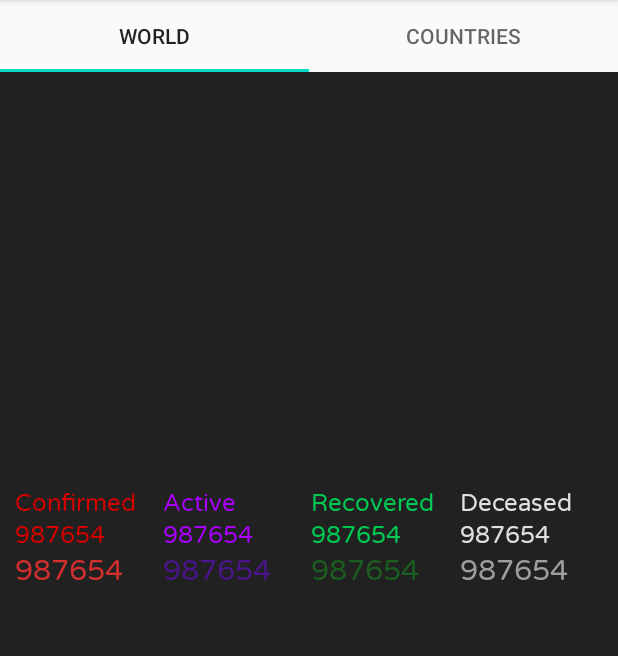
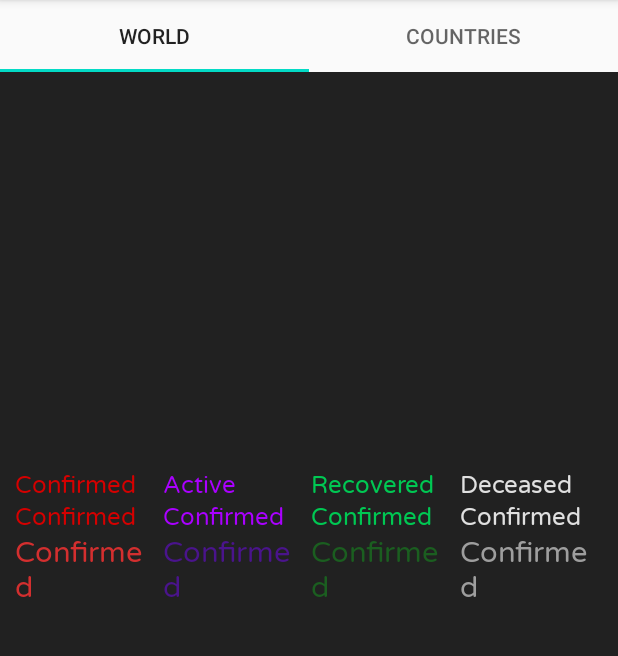
Before and after one commit to vaibhavanand31/Covid19Tracker, an Android app: the screen it shows after launch (MainActivity), on a phone screen of 412 x 824 dp, the part 84-740 px from its top. Run offline under Robolectric (Android 15) with nearby library versions, the phone set to English and light mode, and no system bars; our stand-ins replace Room's generated code; libraries missing offline, so code that uses them is left out: com.facebook.stetho; 1 statement that could not run was skipped.

```diff
--- a/app/src/main/java/com/example/covid19tracker/ServiceLocator.kt
+++ b/app/src/main/java/com/example/covid19tracker/ServiceLocator.kt
@@ -11,12 +11,14 @@ import retrofit2.converter.moshi.MoshiConverterFactory
 
 class ServiceLocator(applicationContext: Context) {
 
+    private val SERVER_URL = "https://api.covid19api.com/"
+
     private val moshi = Moshi.Builder()
         .add(KotlinJsonAdapterFactory())
         .build()
 
     private val retrofit = Retrofit.Builder()
-        .baseUrl("https://api.covid19api.com/")
+        .baseUrl(SERVER_URL)
         .addConverterFactory(MoshiConverterFactory.create(moshi))
         .build()
 
--- a/app/src/main/java/com/example/covid19tracker/data/models/Global.kt
+++ b/app/src/main/java/com/example/covid19tracker/data/models/Global.kt
@@ -13,7 +13,7 @@ data class Global(
     val totalRecovered: Int = 0
 ): Serializable {
 
-    fun toLocalGlobalInfo(): LocalGlobalInfo = LocalGlobalInfo(
-        id, newConfirmed, totalConfirmed, newDeaths, totalDeaths, newRecovered, totalRecovered
-    )
+//    fun toLocalGlobalInfo(): LocalGlobalInfo = LocalGlobalInfo(
+//        id, newConfirmed, totalConfirmed, newDeaths, totalDeaths, newRecovered, totalRecovered
+//    )
 }
--- a/app/src/main/java/com/example/covid19tracker/network/ApiService.kt
+++ b/app/src/main/java/com/example/covid19tracker/network/ApiService.kt
@@ -1,11 +1,12 @@
 package com.example.covid19tracker.network
 
 import com.example.covid19tracker.network.models.SummaryListWrapper
+import retrofit2.Response
 import retrofit2.http.GET
 
 interface ApiService {
 
-    @GET("summary/")
-    suspend fun getSummary(): SummaryListWrapper
+    @GET("summary")
+    suspend fun getSummary(): Response<SummaryListWrapper>
 
 }
--- a/app/src/main/java/com/example/covid19tracker/network/models/SummaryListWrapper.kt
+++ b/app/src/main/java/com/example/covid19tracker/network/models/SummaryListWrapper.kt
@@ -8,8 +8,6 @@ import java.io.Serializable
 
 @JsonClass(generateAdapter = true)
 class SummaryListWrapper(
-    @Json(name = "Message")
-    val message: String,
     @Json(name = "Global")
     val global: WebGlobalInfo,
     @Json(name = "Countries")
--- a/app/src/main/res/layout/world_fragment.xml
+++ b/app/src/main/res/layout/world_fragment.xml
@@ -30,7 +30,7 @@
             <TextView
                 android:layout_width="match_parent"
                 android:layout_height="wrap_content"
-                android:text="@string/confirmedTxt"
+                android:text="@string/confirmed"
                 android:theme="@style/labelText"/>
 
             <TextView
@@ -61,7 +61,7 @@
             <TextView
                 android:layout_width="match_parent"
                 android:layout_height="wrap_content"
-                android:text="Active"
+                android:text="@string/active"
                 android:theme="@style/labelText"
                 android:textColor="@color/purpleA700"/>
 
@@ -91,7 +91,7 @@
             <TextView
                 android:layout_width="match_parent"
                 android:layout_height="wrap_content"
-                android:text="Recovered"
+                android:text="@string/recovered"
                 android:theme="@style/labelText"
                 android:textColor="@color/greenA700"/>
 
@@ -121,7 +121,7 @@
             <TextView
                 android:layout_width="match_parent"
                 android:layout_height="wrap_content"
-                android:text="Deceased"
+                android:text="@string/deceased"
                 android:theme="@style/labelText"
                 android:textColor="@color/grey300"/>
 
--- a/app/src/main/res/values/strings.xml
+++ b/app/src/main/res/values/strings.xml
@@ -2,9 +2,8 @@
     <string name="app_name">Covid 19 Tracker</string>
     <string name="main_tab_world">World</string>
     <string name="main_tab_countries">Countries</string>
-
-
-    <string name="confirmedTxt">Confirmed</string>
-
-    <string name="randomText">987654</string>
+    <string name="confirmed">Confirmed</string>
+    <string name="active">Active</string>
+    <string name="recovered">Recovered</string>
+    <string name="deceased">Deceased</string>
 </resources>
--- a/app/src/main/res/values/styles.xml
+++ b/app/src/main/res/values/styles.xml
@@ -18,7 +18,7 @@
 
     <style name="keyText"  parent="Widget.AppCompat.TextView">
         <item name="android:textSize">19sp</item>
-        <item name="android:text">@string/randomText</item>
+        <item name="android:text">@string/confirmed</item>
         <item name="fontFamily">@font/varela_round</item>
     </style>
 </resources>
```
Also changed, not shown: app/src/main/java/com/example/covid19tracker/data/SummaryRepository.kt (+15 -7 lines), app/src/main/java/com/example/covid19tracker/database/LocalGlobalInfo.kt (+10 -10 lines), app/src/main/java/com/example/covid19tracker/ui/main/WorldFragment.kt (+5 -9 lines).
